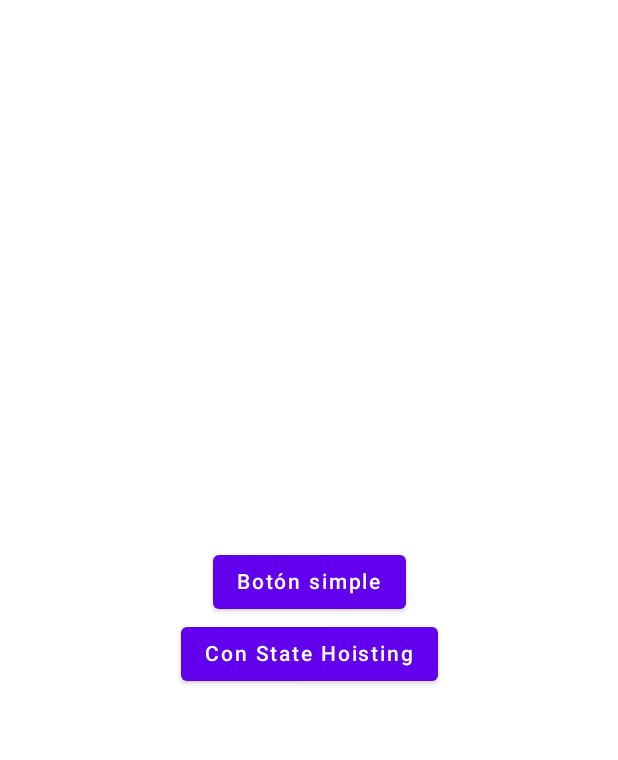
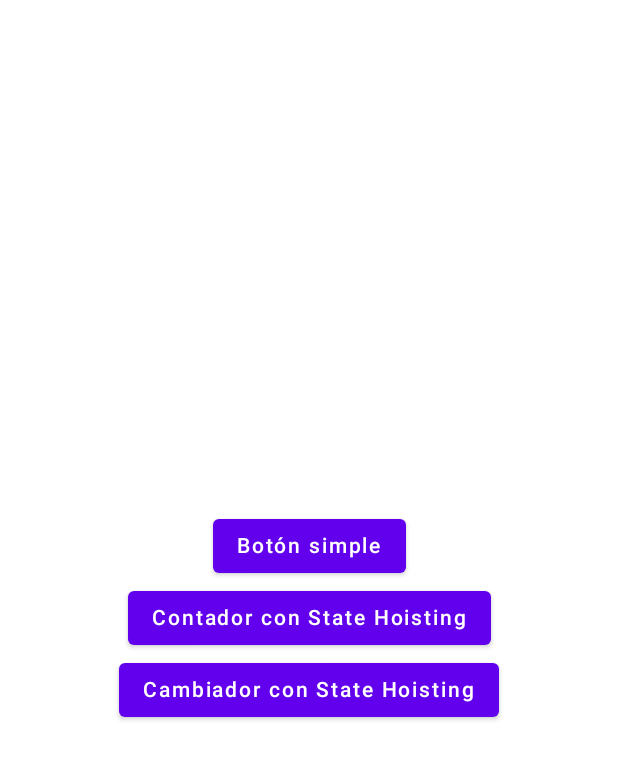
Before and after one commit to avidaldo/jetpack-compose-state, an Android app built with Jetpack Compose: the screen it shows after launch (MainActivity), after a tap on "Ejemplo 1", on a phone screen of 412 x 824 dp. Shown: the top 760 px of the screen. Run offline under Robolectric (Android 15) with nearby library versions, the phone set to English and light mode, and no system bars.

Commit message:
añadido ej01c

```diff
--- a/app/src/main/java/com/example/jetpackcomposeestado/navigation/Navigation.kt
+++ b/app/src/main/java/com/example/jetpackcomposeestado/navigation/Navigation.kt
@@ -11,6 +11,7 @@ import com.example.jetpackcomposeestado.screens.Ej04Screen
 import com.example.jetpackcomposeestado.screens.Ej05Screen
 import com.example.jetpackcomposeestado.screens.ej01.Ej01aScreen
 import com.example.jetpackcomposeestado.screens.ej01.Ej01bScreen
+import com.example.jetpackcomposeestado.screens.ej01.Ej01cScreen
 import com.example.jetpackcomposeestado.screens.ej02.Ej02Screen
 import com.example.jetpackcomposeestado.screens.ej03.Ej03aScreen
 import com.example.jetpackcomposeestado.screens.ej03.Ej03bScreen
@@ -32,6 +33,7 @@ fun Navigation() {
         composable(route = Screens.Ejemplo01.route) { Ej01Screen(navController) }
         composable(route = Screens.Ejemplo01a.route) { Ej01aScreen() }
         composable(route = Screens.Ejemplo01b.route) { Ej01bScreen() }
+        composable(route = Screens.Ejemplo01c.route) { Ej01cScreen() }
 
         composable(route = Screens.Ejemplo02.route) { Ej02Screen() }
 
--- a/app/src/main/java/com/example/jetpackcomposeestado/navigation/Screens.kt
+++ b/app/src/main/java/com/example/jetpackcomposeestado/navigation/Screens.kt
@@ -6,6 +6,7 @@ sealed class Screens(val route: String){
     object Ejemplo01: Screens("ej01")
     object Ejemplo01a: Screens("ej01a")
     object Ejemplo01b: Screens("ej01b")
+    object Ejemplo01c: Screens("ej01c")
 
     object Ejemplo02: Screens("ej02")
 
--- a/app/src/main/java/com/example/jetpackcomposeestado/screens/Menu01Screen.kt
+++ b/app/src/main/java/com/example/jetpackcomposeestado/screens/Menu01Screen.kt
@@ -23,7 +23,10 @@ fun Ej01Screen(navController: NavController) {
             Text(text = "Botón simple")
         }
         Button(onClick = { navController.navigate(route = Screens.Ejemplo01b.route) }) {
-            Text(text = "Con State Hoisting")
+            Text(text = "Contador con State Hoisting")
+        }
+        Button(onClick = { navController.navigate(route = Screens.Ejemplo01c.route) }) {
+            Text(text = "Cambiador con State Hoisting")
         }
     }
 
```
Also changed, not shown: app/src/main/java/com/example/jetpackcomposeestado/screens/ej01/Ej01cScreen.kt (added, +26 -0 lines).
